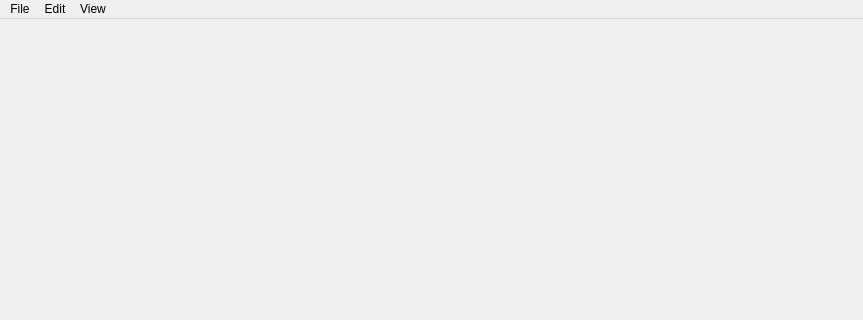
First picture: the form in Windows/UI_files/MainWindow.ui, repository LemurPwned/VISM, before the edit; both pictures show x 0 to 863 and y 0 to 320 of the 863 by 690 pixel window.
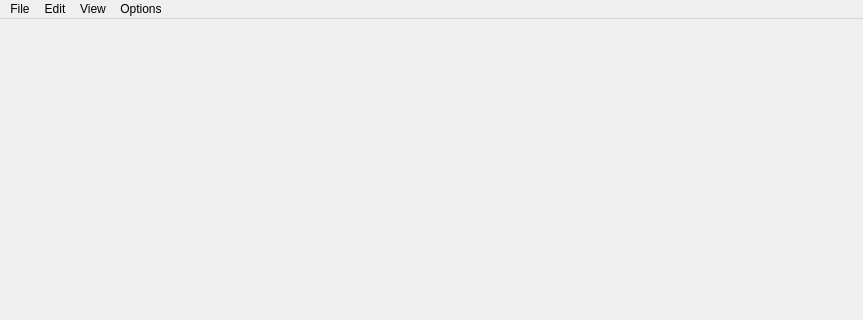
Second picture: the form after the edit.

Commit message: new options menu and options propagation added

```diff
--- a/Windows/UI_files/MainWindow.ui
+++ b/Windows/UI_files/MainWindow.ui
@@ -32,7 +32,7 @@
      <x>0</x>
      <y>0</y>
      <width>863</width>
-     <height>22</height>
+     <height>26</height>
     </rect>
    </property>
    <widget class="QMenu" name="menuFile">
@@ -57,9 +57,16 @@
     <addaction name="action2_Windows_Grid"/>
     <addaction name="action4_Windows_Grid"/>
    </widget>
+   <widget class="QMenu" name="menuOptions">
+    <property name="title">
+     <string>Options</string>
+    </property>
+    <addaction name="actionPerformance"/>
+   </widget>
    <addaction name="menuFile"/>
    <addaction name="menuEdit"/>
    <addaction name="menuView"/>
+   <addaction name="menuOptions"/>
   </widget>
   <widget class="QStatusBar" name="statusbar"/>
   <action name="actionLoad_File">
```
Left out of the diff: 5 changed lines with no effect on the pictures. The commit also changes 8 other files.
